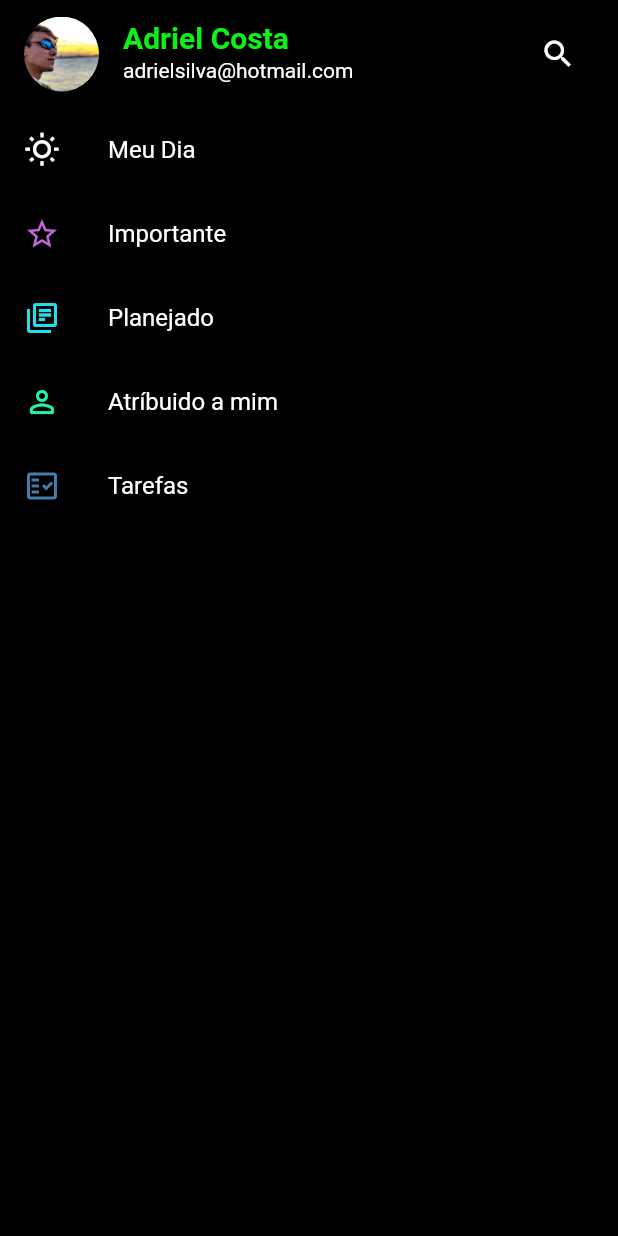
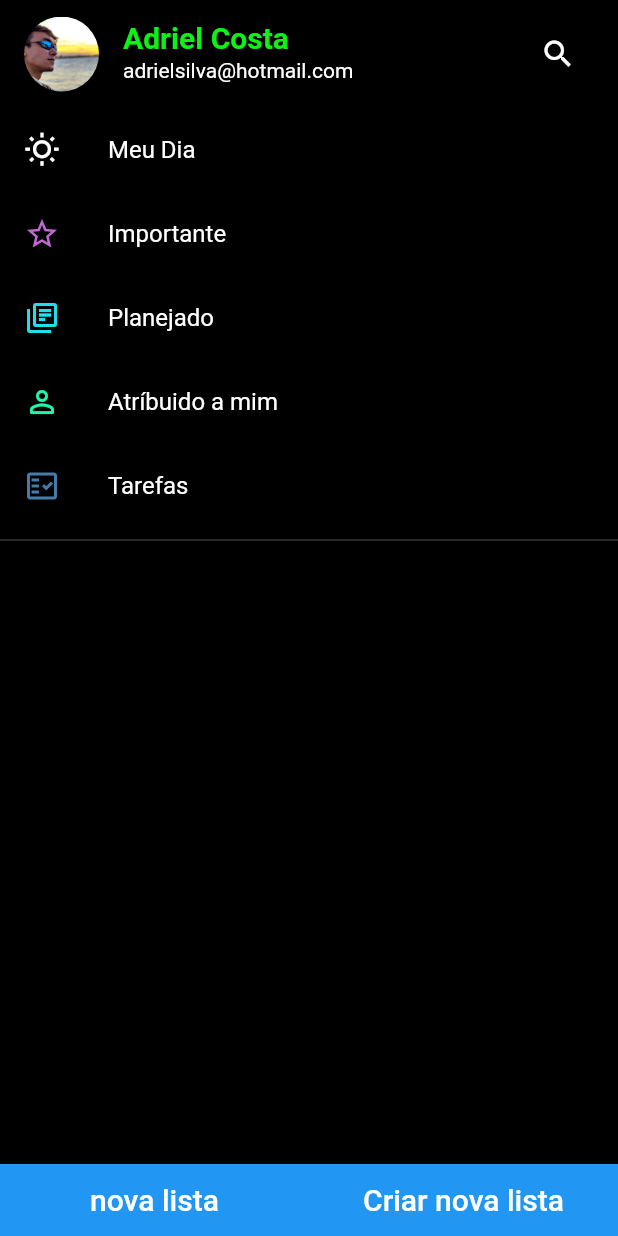
Before and after one commit to AdrielCosta420/To-Do-List, a Flutter app: the screen it shows after launch, on a phone screen of 412 x 824 dp. Run offline on Flutter 3.47's test engine with Material 2 defaults, Android fonts, the phone set to English and light mode, and no system bars; our stand-ins replace flutter_modular, mobx.

Commit message:
colocand uma bottom navigator para add mais uma lista de atividade

```diff
--- a/lib/app/modules/home/home_page.dart
+++ b/lib/app/modules/home/home_page.dart
@@ -108,6 +108,39 @@ class HomePageState extends State<HomePage> {
                 ),
               ),
             ),
+            const Divider(
+              color: Colors.white,
+              thickness: 0.2,
+            ),
+          ],
+        ),
+      ),
+      bottomNavigationBar: Container(
+        color: Colors.blue,
+        child: Row(
+          children: [
+            Expanded(
+              flex: 1,
+              child: ElevatedButton(
+                style: ElevatedButton.styleFrom(elevation: 0),
+                child: const Text(
+                  'nova lista',
+                  style: TextStyle(fontSize: 20),
+                ),
+                onPressed: () {},
+              ),
+            ),
+            Expanded(
+              flex: 1,
+              child: ElevatedButton(
+                style: ElevatedButton.styleFrom(elevation: 0),
+                child: const Text(
+                  'Criar nova lista',
+                  style: TextStyle(fontSize: 20),
+                ),
+                onPressed: () {},
+              ),
+            ),
           ],
         ),
       ),
--- a/lib/app/modules/home/ui/importante_page.dart
+++ b/lib/app/modules/home/ui/importante_page.dart
@@ -16,7 +16,7 @@ class _ImportantePageState extends State<ImportantePage> {
         elevation: 0,
         automaticallyImplyLeading: false,
         leading: IconButton(
-          icon: Icon(
+          icon: const Icon(
             Icons.arrow_back_ios_new_outlined,
             color: Color.fromARGB(255, 194, 103, 212),
           ),
@@ -53,7 +53,7 @@ class _ImportantePageState extends State<ImportantePage> {
               style: TextStyle(
                 color: Color.fromARGB(255, 194, 103, 212),
                 fontSize: 15,
-                 ),
+              ),
             )
           ],
         ),
--- a/lib/app/modules/home/ui/planejado_page.dart
+++ b/lib/app/modules/home/ui/planejado_page.dart
@@ -1,20 +1,17 @@
 import 'package:flutter/material.dart';
 
 class PlanejadoPage extends StatefulWidget {
-
-  const PlanejadoPage({ Key? key }) : super(key: key);
+  const PlanejadoPage({Key? key}) : super(key: key);
 
   @override
   State<PlanejadoPage> createState() => _PlanejadoPageState();
 }
 
 class _PlanejadoPageState extends State<PlanejadoPage> {
-
-   @override
-   Widget build(BuildContext context) {
-       return Scaffold(
-           appBar: AppBar(title: const Text(''),),
-           body: Container(),
-       );
+  @override
+  Widget build(BuildContext context) {
+    return Scaffold(
+      body: Container(),
+    );
   }
 }
```
